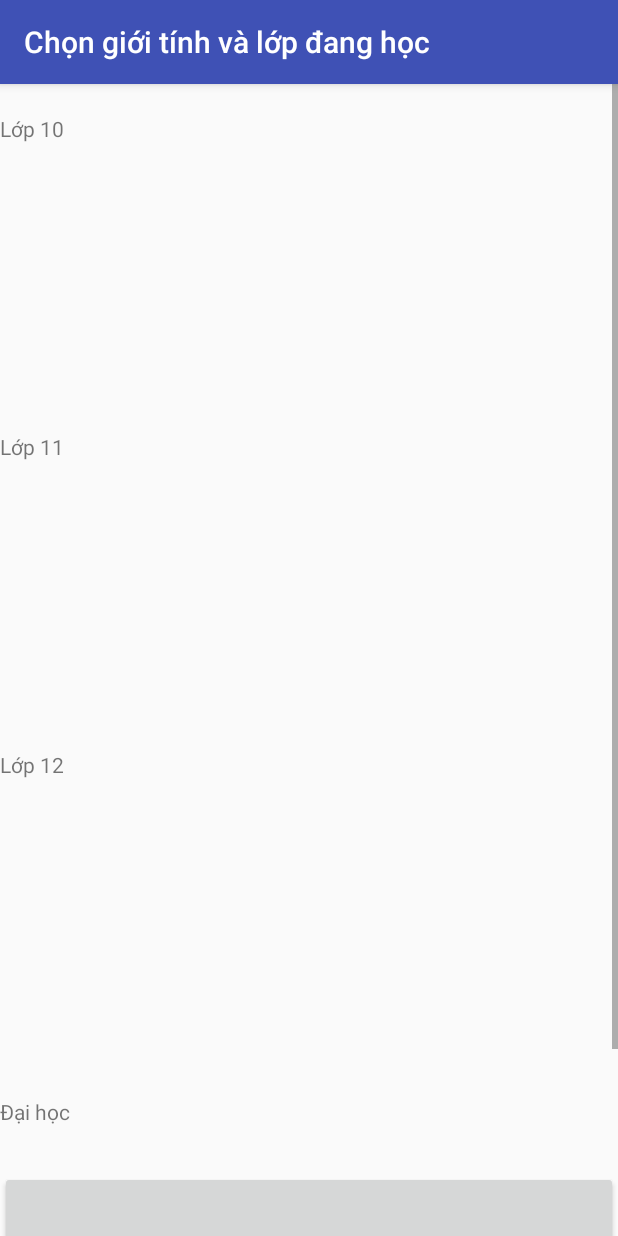
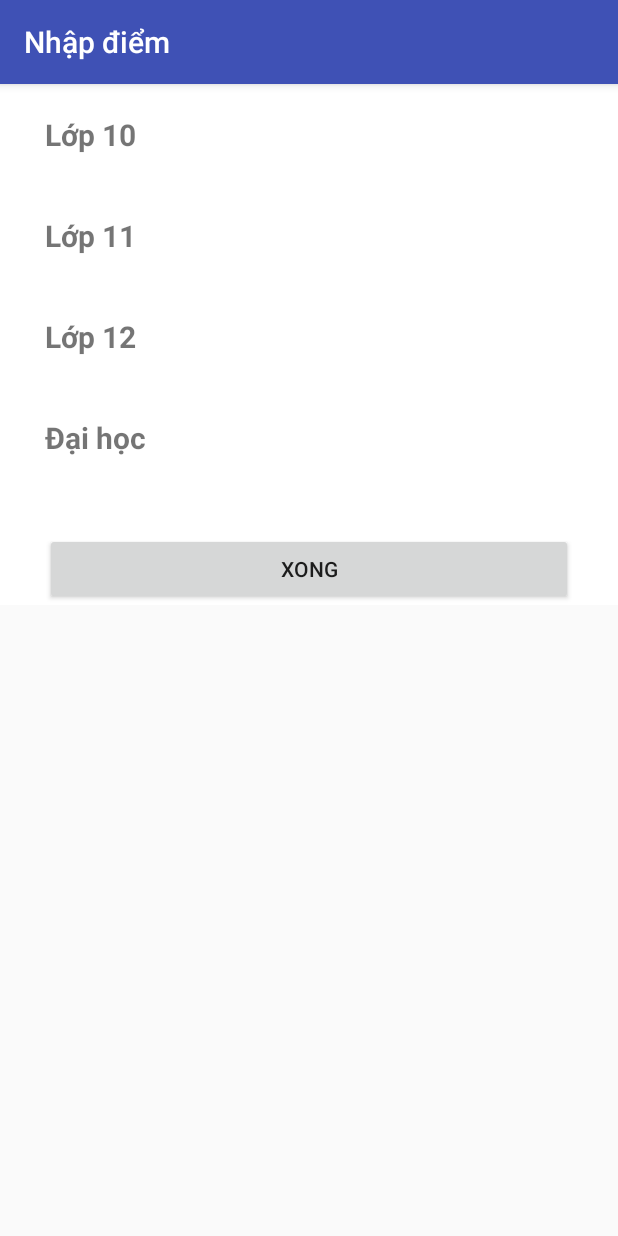
Before and after one commit to ttpthuy/android-personal, an Android app: the CheckScoreHandle screen opened directly, with no data from a screen before it, on a phone screen of 412 x 824 dp. Run offline under Robolectric (Android 15) with nearby library versions, the phone set to English and light mode, and no system bars; 3 statements that could not run were skipped.

Commit message:
fixed for score

```diff
--- a/app/src/main/AndroidManifest.xml
+++ b/app/src/main/AndroidManifest.xml
@@ -29,7 +29,6 @@
         <activity
                 android:label="@string/scoreTable"
                 android:name=".activity.CheckScoreHandle">
-            android:windowSoftInputMode="adjustPan"
         </activity>
         <activity
                 android:label="@string/score"
@@ -43,7 +42,9 @@
                 android:label="@string/job"
                 android:name=".activity.Jobs">
         </activity>
-        <activity android:name=".activity.ResultActivity">
+        <activity
+                android:label="Kết quả"
+                android:name=".activity.ResultActivity">
         </activity>
     </application>
 
--- a/app/src/main/java/com/example/thuytran/listviewtutorial/adapter/ResultAdapter.java
+++ b/app/src/main/java/com/example/thuytran/listviewtutorial/adapter/ResultAdapter.java
@@ -53,7 +53,9 @@ public class ResultAdapter extends BaseAdapter {
             resultHolder = (ResultHolder) convertView.getTag();
         }
         Result result = results.get(position);
-        result.setScore(result.getScore() * 10);
+        String score = String.valueOf(Math.round(result.getScore() * 10));
+        score = score.substring(0,2);
+        result.setScore(Integer.parseInt(score));
         resultHolder.noFit.setVisibility(View.INVISIBLE);
         if(result.getScore() < 0){
             resultHolder.noFit.setVisibility(View.VISIBLE);
@@ -61,6 +63,7 @@ public class ResultAdapter extends BaseAdapter {
         }
         resultHolder.tv.setText(result.getScore() + "%");
         resultHolder.result.setText(result.getName() + "\n" + result.getScore());
+        resultHolder.mProgress.setProgress((int)result.getScore());
         return convertView;
     }
     private class ResultHolder{
--- a/app/src/main/res/layout/activity_check_score.xml
+++ b/app/src/main/res/layout/activity_check_score.xml
@@ -2,17 +2,19 @@
         xmlns:android="http://schemas.android.com/apk/res/android"
         xmlns:tools="http://schemas.android.com/tools"
         xmlns:app="http://schemas.android.com/apk/res-auto"
-        android:layout_width="fill_parent"
+        android:layout_width="match_parent"
         android:layout_height="wrap_content"
         tools:context=".activity.CheckScoreHandle"
-        android:fillViewport="true"
         android:overScrollMode="always"
+        android:background="#fff"
        >
     <!-- LinearLayout Inside ScrollView -->
     <LinearLayout
             android:layout_width="match_parent"
-            android:layout_height="match_parent"
+            android:layout_height="wrap_content"
             android:orientation="vertical"
+            android:layout_marginStart="30dp"
+            android:layout_marginEnd="30dp"
          >
 
         <!-- create a Linear Layout with horizontal orientation and weightSum property -->
@@ -20,9 +22,10 @@
         <LinearLayout
                 android:id="@+id/firstLayout"
                 android:layout_width="match_parent"
+                android:layout_height="wrap_content"
                 android:layout_marginTop="20dp"
-                android:orientation="horizontal"
-                android:layout_height="match_parent"
+                android:orientation="vertical"
+
           >
 
             <!-- place one TextView and one EditText inside layout using weight property -->
@@ -31,22 +34,19 @@
                     android:layout_width="wrap_content"
                     android:layout_height="wrap_content"
                     android:text="Lớp 10"
-
+                    android:textStyle="bold"
+                    android:textSize="20dp"
                     />
 
-            <ListView
-                    android:layout_width="match_parent"
-                    android:layout_height="@android:dimen/thumbnail_width"
-                    android:id="@+id/scoreLV10"
-                    android:overScrollMode="ifContentScrolls"
-
+            <android.support.v7.widget.RecyclerView
+            android:layout_width="match_parent"
+            android:layout_height="wrap_content"
+            android:id="@+id/lop10View"
+            app:layout_behavior="@string/appbar_scrolling_view_behavior"
+            android:layout_marginStart="30dp"
+            android:layout_marginTop="20dp"
+            android:layout_gravity="center"
                     />
-            <!--<android.support.v7.widget.RecyclerView-->
-            <!--android:layout_width="match_parent"-->
-            <!--android:layout_height="wrap_content"-->
-            <!--android:id="@+id/lop10View"-->
-            <!--app:layout_behavior="@string/appbar_scrolling_view_behavior"-->
-            <!--/>-->
         </LinearLayout>
         <!-- create a Linear Layout with horizontal orientation and weightSum property -->
 
@@ -55,7 +55,7 @@
                 android:layout_width="match_parent"
                 android:layout_height="wrap_content"
                 android:layout_marginTop="20dp"
-                android:orientation="horizontal"
+                android:orientation="vertical"
                 >
 
             <!-- place one TextView and one EditText inside layout using weight property -->
@@ -64,19 +64,24 @@
                     android:layout_width="wrap_content"
                     android:layout_height="wrap_content"
                     android:text="Lớp 11"
+                    android:textStyle="bold"
+                    android:textSize="20dp"
                     />
 
-            <ListView
-                    android:layout_width="match_parent"
-                    android:layout_height="@android:dimen/thumbnail_width"
-                    android:id="@+id/scoreLV11"
-                    />
-            <!--<android.support.v7.widget.RecyclerView-->
-            <!--android:layout_width="match_parent"-->
-            <!--android:layout_height="wrap_content"-->
-            <!--android:id="@+id/lop11View"-->
-            <!--app:layout_behavior="@string/appbar_scrolling_view_behavior"-->
-            <!--/>-->
+            <!--<ListView-->
+                    <!--android:layout_width="match_parent"-->
+                    <!--android:layout_height="@android:dimen/thumbnail_width"-->
+                    <!--android:id="@+id/scoreLV11"-->
+                    <!--/>-->
+            <android.support.v7.widget.RecyclerView
+            android:layout_width="match_parent"
+            android:layout_height="wrap_content"
+            android:id="@+id/lop11View"
+            app:layout_behavior="@string/appbar_scrolling_view_behavior"
+           android:layout_marginStart="30dp"
+            android:layout_marginTop="20dp"
+            android:layout_gravity="center"
+            />
         </LinearLayout>
         <!-- create a Linear Layout with horizontal orientation and weightSum property -->
 
@@ -91,22 +96,27 @@
             <!-- place one TextView and one EditText inside layout using weight property -->
 
             <TextView
-                    android:layout_width="match_parent"
+                    android:layout_width="wrap_content"
                     android:layout_height="wrap_content"
                     android:text="Lớp 12"
+                    android:textStyle="bold"
+                    android:textSize="20dp"
                     />
 
-            <ListView
-                    android:layout_width="match_parent"
-                    android:layout_height="@android:dimen/thumbnail_width"
-                    android:id="@+id/scoreLV12"
+            <!--<ListView-->
+                    <!--android:layout_width="match_parent"-->
+                    <!--android:layout_height="@android:dimen/thumbnail_width"-->
+                    <!--android:id="@+id/scoreLV12"-->
+                    <!--/>-->
+            <android.support.v7.widget.RecyclerView
+            android:layout_width="match_parent"
+            android:layout_height="wrap_content"
+            android:id="@+id/lop12View"
+            app:layout_behavior="@string/appbar_scrolling_view_behavior"
+            android:layout_marginStart="30dp"
+            android:layout_marginTop="20dp"
+            android:layout_gravity="center"
                     />
-            <!--<android.support.v7.widget.RecyclerView-->
-            <!--android:layout_width="match_parent"-->
-            <!--android:layout_height="wrap_content"-->
-            <!--android:id="@+id/lop12View"-->
-            <!--app:layout_behavior="@string/appbar_scrolling_view_behavior"-->
-            <!--/>-->
         </LinearLayout>
         <!-- create a Linear Layout with horizontal orientation and weightSum property -->
 
@@ -124,19 +134,24 @@
                     android:layout_width="wrap_content"
                     android:layout_height="wrap_content"
                     android:text="Đại học"
+                    android:textStyle="bold"
+                    android:textSize="20dp"
                     />
 
-            <ListView
-                    android:layout_width="match_parent"
-                    android:layout_height="wrap_content"
-                    android:id="@+id/scoreLVDH"
-                    />
-            <!--<android.support.v7.widget.RecyclerView-->
-            <!--android:layout_width="match_parent"-->
-            <!--android:layout_height="wrap_content"-->
-            <!--android:id="@+id/daihocView"-->
-            <!--app:layout_behavior="@string/appbar_scrolling_view_behavior"-->
-            <!--/>-->
+            <!--<ListView-->
+                    <!--android:layout_width="match_parent"-->
+                    <!--android:layout_height="@android:dimen/thumbnail_width"-->
+                    <!--android:id="@+id/scoreLVDH"-->
+                    <!--/>-->
+            <android.support.v7.widget.RecyclerView
+            android:layout_width="match_parent"
+            android:layout_height="wrap_content"
+            android:id="@+id/daihocView"
+            app:layout_behavior="@string/appbar_scrolling_view_behavior"
+            android:layout_marginStart="30dp"
+            android:layout_marginTop="20dp"
+            android:layout_gravity="center"
+            />
         </LinearLayout>
         <!-- create a Linear Layout with horizontal orientation and weightSum property -->
 
@@ -144,11 +159,9 @@
         <Button
                 android:id="@+id/btnSendScore"
                 android:layout_width="match_parent"
-                android:layout_height="@android:dimen/thumbnail_height"
+                android:layout_height="wrap_content"
                 android:layout_marginTop="30dp"
                 android:text="Xong"
                 />
     </LinearLayout>
 </ScrollView>
-
-        <!--</LinearLayout>-->
--- a/app/src/main/res/layout/result_row.xml
+++ b/app/src/main/res/layout/result_row.xml
@@ -17,7 +17,6 @@
                 android:indeterminate="false"
                 android:max="100"
                 android:layout_centerInParent="true"
-                android:progress="50"
                 android:progressDrawable="@drawable/circular"
                 android:secondaryProgress="100"
                 />
@@ -46,10 +45,12 @@
             android:layout_gravity="center"
             />
     <TextView
-            android:layout_width="match_parent"
+            android:layout_width="wrap_content"
             android:layout_height="wrap_content"
             android:id="@+id/resultTV"
             android:layout_gravity="center"
+            android:textSize="25dp"
+            android:textStyle="bold"
             />
 
 </LinearLayout>
--- a/app/src/main/res/values/strings.xml
+++ b/app/src/main/res/values/strings.xml
@@ -1,7 +1,7 @@
 <resources>
     <string name="app_name">Tư vấn nghề nghiệp</string>
-    <string name="scoreTable">Chọn giới tính và lớp đang học</string>
-    <string name="score">Nhập điểm </string>
+    <string name="score">Chọn giới tính và lớp đang học</string>
+    <string name="scoreTable">Nhập điểm </string>
     <string name="test">Làm bài kiểm tra</string>
     <string name="job">Chọn nghành bạn yêu thích</string>
 
```
Also changed, not shown: app/src/main/java/com/example/thuytran/listviewtutorial/activity/CheckScoreHandle.java (+45 -52 lines), app/src/main/java/com/example/thuytran/listviewtutorial/adapter/score/Level10ScoreAdapter.java (renamed from app/src/main/java/com/example/thuytran/listviewtutorial/adapter/LevelDaiHocScoreAdapter.java, +15 -12 lines), app/src/main/java/com/example/thuytran/listviewtutorial/adapter/score/Level11ScoreAdapter.java (renamed from app/src/main/java/com/example/thuytran/listviewtutorial/adapter/Level12ScoreAdapter.java, +4 -3 lines), app/src/main/java/com/example/thuytran/listviewtutorial/adapter/score/Level12ScoreAdapter.java (renamed from app/src/main/java/com/example/thuytran/listviewtutorial/adapter/Level11ScoreAdapter.java, +3 -4 lines), app/src/main/java/com/example/thuytran/listviewtutorial/adapter/score/LevelDaiHocScoreAdapter.java (renamed from app/src/main/java/com/example/thuytran/listviewtutorial/adapter/Level10ScoreAdapter.java, +12 -11 lines), app/src/main/java/com/example/thuytran/listviewtutorial/adapter/score/Lv10RecyclerAdapter.java (added, +87 -0 lines), app/src/main/java/com/example/thuytran/listviewtutorial/adapter/score/Lv11RecyclerAdapter.java (added, +84 -0 lines), app/src/main/java/com/example/thuytran/listviewtutorial/adapter/score/Lv12RecyclerAdapter.java (added, +85 -0 lines), app/src/main/java/com/example/thuytran/listviewtutorial/adapter/score/LvDhRecyclerAdapter.java (added, +86 -0 lines), app/src/main/res/layout/activity_main.xml (+5 -5 lines), app/src/main/res/layout/score_row.xml (+13 -13 lines).
